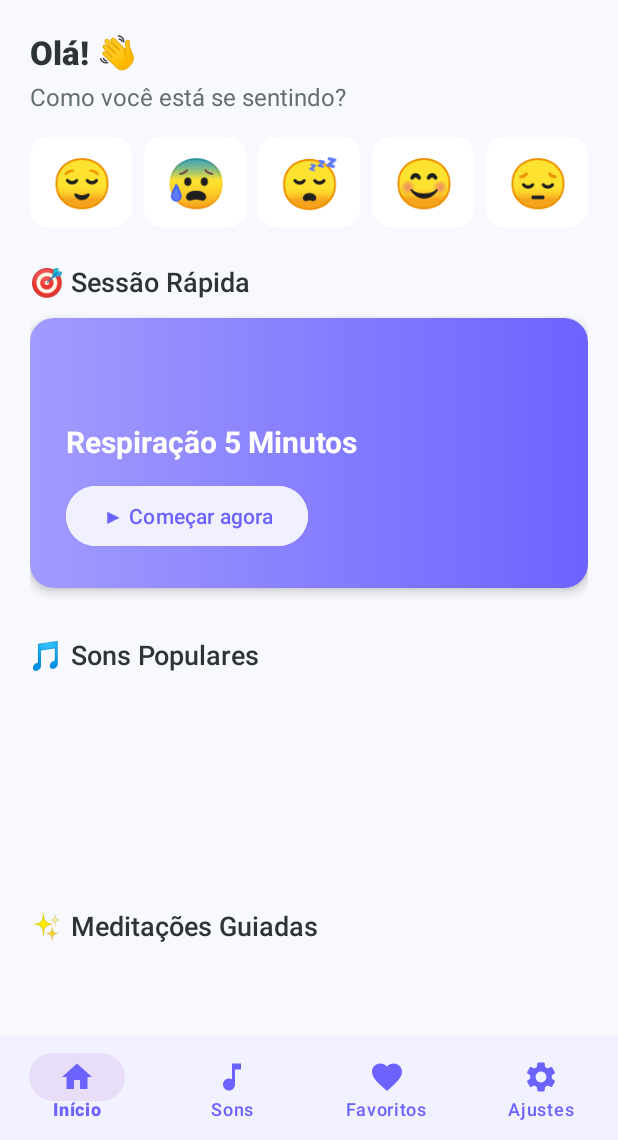
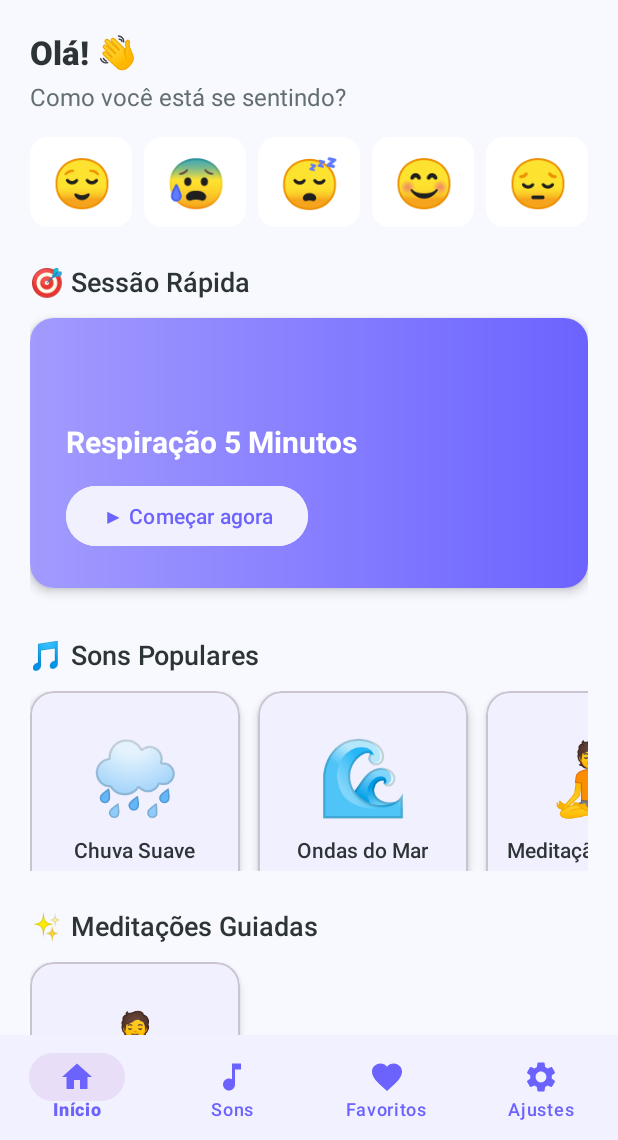
Before and after one commit to vandersonbraz/projeto-android, an Android app: the screen it shows after launch (MainActivity), on a phone screen of 412 x 824 dp, the part 96-1236 px from its top. Run offline under Robolectric (Android 15) with nearby library versions, the phone set to English and light mode, and no system bars; our stand-ins replace AdMob; libraries missing offline, so code that uses them is left out: com.android.billingclient; pictures from the network do not load; 5 statements that could not run were skipped.

Commit message:
Populate Popular Sounds and Guided Meditations
✅ PASSO 2 COMPLETO!

Added:
- item_sound_horizontal.xml - Card layout for horizontal sound items
- SoundsHorizontalAdapter.kt - Adapter for horizontal RecyclerView

Updated:
- HomeFragment: Now populates "Sons Populares" and "Meditações Guiadas"
  - Popular sounds: Shows 4 free sounds horizontally
  - Guided meditations: Shows all meditation category sounds
  - All cards are clickable and open the player

Home screen is now complete with all sections active!

```diff
--- /dev/null
+++ b/CalmareApp/app/src/main/java/com/calmare/app/ui/adapters/SoundsHorizontalAdapter.kt
@@ -0,0 +1,67 @@
+package com.calmare.app.ui.adapters
+
+import android.view.LayoutInflater
+import android.view.View
+import android.view.ViewGroup
+import android.widget.TextView
+import androidx.recyclerview.widget.RecyclerView
+import com.calmare.app.R
+import com.calmare.app.data.Sound
+import com.google.android.material.chip.Chip
+
+class SoundsHorizontalAdapter(
+    private val sounds: List<Sound>,
+    private val onSoundClick: (Sound) -> Unit
+) : RecyclerView.Adapter<SoundsHorizontalAdapter.SoundViewHolder>() {
+
+    class SoundViewHolder(view: View) : RecyclerView.ViewHolder(view) {
+        val tvEmoji: TextView = view.findViewById(R.id.tv_sound_emoji)
+        val tvTitle: TextView = view.findViewById(R.id.tv_sound_title_horizontal)
+        val tvDuration: TextView = view.findViewById(R.id.tv_duration_horizontal)
+        val chipPremium: Chip = view.findViewById(R.id.chip_premium_horizontal)
+    }
+
+    override fun onCreateViewHolder(parent: ViewGroup, viewType: Int): SoundViewHolder {
+        val view = LayoutInflater.from(parent.context)
+            .inflate(R.layout.item_sound_horizontal, parent, false)
+        return SoundViewHolder(view)
+    }
+
+    override fun onBindViewHolder(holder: SoundViewHolder, position: Int) {
+        val sound = sounds[position]
+
+        // Set emoji based on title
+        holder.tvEmoji.text = getSoundEmoji(sound.title)
+        holder.tvTitle.text = sound.title
+        holder.tvDuration.text = formatDuration(sound.duration)
+
+        // Show premium badge if needed
+        holder.chipPremium.visibility = if (sound.isPremium) View.VISIBLE else View.GONE
+
+        // Click listener
+        holder.itemView.setOnClickListener {
+            onSoundClick(sound)
+        }
+    }
+
+    override fun getItemCount() = sounds.size
+
+    private fun formatDuration(seconds: Int): String {
+        val minutes = seconds / 60
+        return "$minutes min"
+    }
+
+    private fun getSoundEmoji(title: String): String {
+        return when {
+            title.contains("Chuva", ignoreCase = true) -> "🌧️"
+            title.contains("Mar", ignoreCase = true) || title.contains("Onda", ignoreCase = true) -> "🌊"
+            title.contains("Floresta", ignoreCase = true) -> "🌳"
+            title.contains("Meditação", ignoreCase = true) -> "🧘"
+            title.contains("Respiração", ignoreCase = true) -> "🫁"
+            title.contains("Fogo", ignoreCase = true) || title.contains("Lareira", ignoreCase = true) -> "🔥"
+            title.contains("Piano", ignoreCase = true) -> "🎹"
+            title.contains("Ruído", ignoreCase = true) || title.contains("Sono", ignoreCase = true) -> "😴"
+            else -> "🎵"
+        }
+    }
+}
--- a/CalmareApp/app/src/main/java/com/calmare/app/ui/fragments/HomeFragment.kt
+++ b/CalmareApp/app/src/main/java/com/calmare/app/ui/fragments/HomeFragment.kt
@@ -10,10 +10,14 @@ import android.widget.FrameLayout
 import android.widget.Toast
 import androidx.fragment.app.Fragment
 import androidx.lifecycle.lifecycleScope
+import androidx.recyclerview.widget.LinearLayoutManager
+import androidx.recyclerview.widget.RecyclerView
 import com.calmare.app.R
 import com.calmare.app.data.PreferencesManager
+import com.calmare.app.data.SoundsRepository
 import com.calmare.app.managers.AdManager
 import com.calmare.app.ui.PlayerActivity
+import com.calmare.app.ui.adapters.SoundsHorizontalAdapter
 import kotlinx.coroutines.launch
 
 class HomeFragment : Fragment() {
@@ -47,6 +51,12 @@ class HomeFragment : Fragment() {
 
         // Setup mood trackers
         setupMoodTrackers(view)
+
+        // Setup popular sounds
+        setupPopularSounds(view)
+
+        // Setup guided meditations
+        setupGuidedMeditations(view)
     }
 
     private fun setupMoodTrackers(view: View) {
@@ -73,6 +83,52 @@ class HomeFragment : Fragment() {
         }
     }
 
+    private fun setupPopularSounds(view: View) {
+        val recyclerView = view.findViewById<RecyclerView>(R.id.rv_popular_sounds)
+
+        // Get the 4 most popular sounds (non-premium)
+        val popularSounds = SoundsRepository.sounds.filter { !it.isPremium }.take(4)
+
+        val adapter = SoundsHorizontalAdapter(popularSounds) { sound ->
+            val intent = Intent(requireContext(), PlayerActivity::class.java).apply {
+                putExtra("SOUND_TITLE", sound.title)
+                putExtra("SOUND_URL", sound.audioUrl)
+                putExtra("DURATION", sound.duration)
+                putExtra("IS_PREMIUM", sound.isPremium)
+            }
+            startActivity(intent)
+        }
+
+        recyclerView.layoutManager = LinearLayoutManager(
+            requireContext(),
+            LinearLayoutManager.HORIZONTAL,
+            false
+        )
+        recyclerView.adapter = adapter
+    }
+
+    private fun setupGuidedMeditations(view: View) {
+        val recyclerView = view.findViewById<RecyclerView>(R.id.rv_meditations)
+
+        // Get meditation sounds
+        val meditations = SoundsRepository.sounds.filter {
+            it.category == "Meditação"
+        }
+
+        val adapter = SoundsHorizontalAdapter(meditations) { sound ->
+            val intent = Intent(requireContext(), PlayerActivity::class.java).apply {
+                putExtra("SOUND_TITLE", sound.title)
+                putExtra("SOUND_URL", sound.audioUrl)
+                putExtra("DURATION", sound.duration)
+                putExtra("IS_PREMIUM", sound.isPremium)
+            }
+            startActivity(intent)
+        }
+
+        recyclerView.layoutManager = LinearLayoutManager(requireContext())
+        recyclerView.adapter = adapter
+    }
+
     private fun openPlayer(title: String, duration: Int) {
         val intent = Intent(requireContext(), PlayerActivity::class.java).apply {
             putExtra("SOUND_TITLE", title)
--- /dev/null
+++ b/CalmareApp/app/src/main/res/layout/item_sound_horizontal.xml
@@ -0,0 +1,69 @@
+<?xml version="1.0" encoding="utf-8"?>
+<com.google.android.material.card.MaterialCardView xmlns:android="http://schemas.android.com/apk/res/android"
+    xmlns:app="http://schemas.android.com/apk/res-auto"
+    android:layout_width="140dp"
+    android:layout_height="160dp"
+    android:layout_marginEnd="12dp"
+    app:cardCornerRadius="16dp"
+    app:cardElevation="4dp"
+    android:clickable="true"
+    android:focusable="true"
+    app:cardBackgroundColor="@color/card_background">
+
+    <LinearLayout
+        android:layout_width="match_parent"
+        android:layout_height="match_parent"
+        android:orientation="vertical"
+        android:gravity="center"
+        android:padding="12dp">
+
+        <!-- Emoji/Icon -->
+        <TextView
+            android:id="@+id/tv_sound_emoji"
+            android:layout_width="wrap_content"
+            android:layout_height="wrap_content"
+            android:text="🌧️"
+            android:textSize="48sp" />
+
+        <!-- Title -->
+        <TextView
+            android:id="@+id/tv_sound_title_horizontal"
+            android:layout_width="wrap_content"
+            android:layout_height="wrap_content"
+            android:layout_marginTop="8dp"
+            android:text="Chuva"
+            android:textSize="14sp"
+            android:textColor="@color/text_primary"
+            android:fontFamily="sans-serif-medium"
+            android:maxLines="2"
+            android:ellipsize="end"
+            android:gravity="center"
+            android:textAlignment="center" />
+
+        <!-- Duration -->
+        <TextView
+            android:id="@+id/tv_duration_horizontal"
+            android:layout_width="wrap_content"
+            android:layout_height="wrap_content"
+            android:layout_marginTop="4dp"
+            android:text="10 min"
+            android:textSize="12sp"
+            android:textColor="@color/text_secondary" />
+
+        <!-- Premium badge -->
+        <com.google.android.material.chip.Chip
+            android:id="@+id/chip_premium_horizontal"
+            android:layout_width="wrap_content"
+            android:layout_height="20dp"
+            android:layout_marginTop="4dp"
+            android:text="PREMIUM"
+            android:textSize="9sp"
+            android:textColor="@color/white"
+            app:chipBackgroundColor="@color/accent"
+            app:chipMinHeight="20dp"
+            android:visibility="gone"
+            style="@style/Widget.Material3.Chip.Assist" />
+
+    </LinearLayout>
+
+</com.google.android.material.card.MaterialCardView>
```
